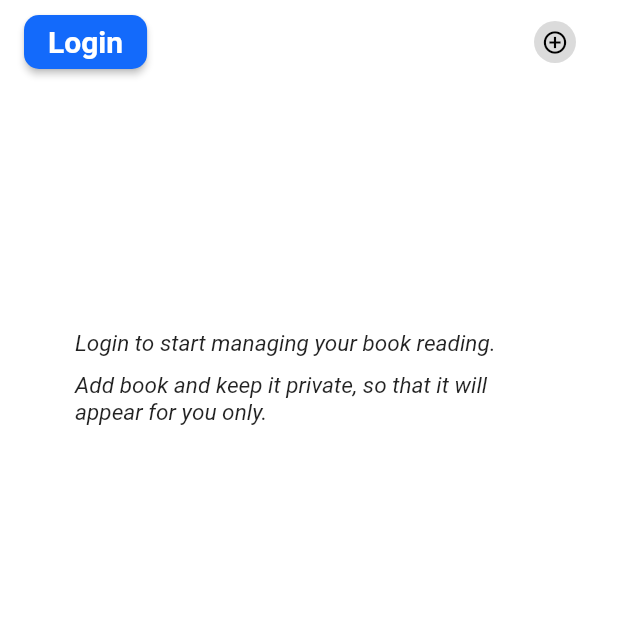
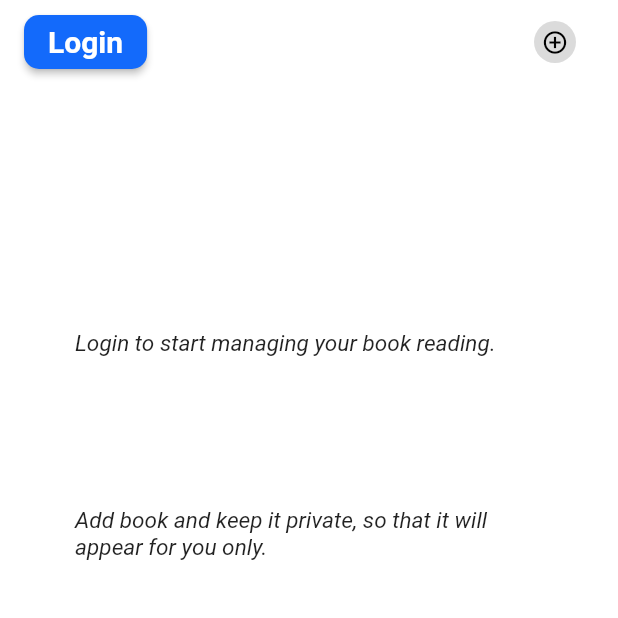
Before and after one commit to iamabhishekthakur/bookcompanion, a Flutter app: the screen it shows after launch, on a phone screen of 412 x 824 dp, the top half of it. Run offline on Flutter 3.47's test engine with Material 2 defaults, Android fonts, the phone set to English and light mode, and no system bars; our stand-ins replace cloud_firestore, file_picker, firebase_auth, firebase_core, firebase_storage, flutter_svg and 4 more; missing offline and left inert: flutter_cached_pdfview; accounts and stored records are empty.

Commit message:
Bug Fixes

```diff
--- a/lib/Homepage/Bloc/last_reading_bloc.dart
+++ b/lib/Homepage/Bloc/last_reading_bloc.dart
@@ -41,7 +41,7 @@
     FirebaseFirestore.instance
         .collection('users')
         .doc(
-          FirebaseAuth.instance.currentUser!.uid,
+          FirebaseAuth.instance.currentUser?.uid,
         )
         .collection('profiles')
         .doc(await sharedPreferenceHandler.getSelectedProfileID())
--- a/lib/Homepage/View/homepage.dart
+++ b/lib/Homepage/View/homepage.dart
@@ -1,14 +1,15 @@
 import 'package:bookcompanion/AddBook/View/add_book.dart';
 import 'package:bookcompanion/Homepage/View/my_library.dart';
-import 'package:bookcompanion/Homepage/View/my_readings.dart';
 import 'package:bookcompanion/Homepage/View/public_library.dart';
 import 'package:bookcompanion/Profile/Bloc/profile_bloc.dart';
 import 'package:bookcompanion/Profile/Models/profile.dart';
 import 'package:bookcompanion/Profile/View/profile_picture.dart';
+import 'package:bookcompanion/Utils/shared_preference_handler.dart';
 import 'package:flutter/material.dart';
 
 import '../../Utils/color_constants.dart';
 import 'last_reading_view.dart';
+import 'my_readings.dart';
 
 class Homepage extends StatefulWidget {
   const Homepage({Key? key}) : super(key: key);
@@ -92,11 +93,19 @@
               child: PublicLibrary(),
             ),
             SliverToBoxAdapter(
-              child: userNickName.isNotEmpty
-                  ? const MyReadings()
-                  : Container(
-                      margin:
-                          const EdgeInsets.only(left: 50, right: 50, top: 100),
+              child: FutureBuilder(
+                future: sharedPreferenceHandler.getSelectedProfileID(),
+                builder:
+                    (BuildContext context, AsyncSnapshot<String?> snapshot) {
+                  if (snapshot.data == null) {
+                    return const SizedBox();
+                  } else if (snapshot.data != 'NA') {
+                    return const MyReadings();
+                  } else {
+                    if (snapshot.data == 'NA') {
+                      return Container(
+                        margin: const EdgeInsets.only(
+                            left: 50, right: 50, top: 100),
                         child: const Text(
                           'Login to start managing your book reading.',
                           style: TextStyle(
@@ -105,14 +114,28 @@
                             fontSize: 15,
                           ),
                         ),
+                      );
+                    } else {
+                      return const SizedBox();
+                    }
+                  }
+                },
               ),
             ),
             SliverToBoxAdapter(
-              child: userNickName.isNotEmpty
-                  ? const MyLibrary()
-                  : Container(
-                      margin: const EdgeInsets.symmetric(
-                          horizontal: 50, vertical: 10),
+              child: FutureBuilder(
+                future: sharedPreferenceHandler.getSelectedProfileID(),
+                builder:
+                    (BuildContext context, AsyncSnapshot<String?> snapshot) {
+                  if (snapshot.data == null) {
+                    return const SizedBox();
+                  } else if (snapshot.data != 'NA') {
+                    return const MyLibrary();
+                  } else {
+                    if (snapshot.data == 'NA') {
+                      return Container(
+                        margin: const EdgeInsets.only(
+                            left: 50, right: 50, top: 100),
                         child: const Text(
                           'Add book and keep it private, so that it will appear for you only.',
                           style: TextStyle(
@@ -121,6 +144,12 @@
                             fontSize: 15,
                           ),
                         ),
+                      );
+                    } else {
+                      return const SizedBox();
+                    }
+                  }
+                },
               ),
             ),
           ],
--- a/lib/Profile/View/profile.dart
+++ b/lib/Profile/View/profile.dart
@@ -2,6 +2,8 @@
 import 'dart:typed_data';
 
 import 'package:bookcompanion/Authentication/View/login.dart';
+import 'package:bookcompanion/Homepage/Bloc/my_library_bloc.dart';
+import 'package:bookcompanion/Homepage/Bloc/my_reading_bloc.dart';
 import 'package:bookcompanion/Profile/Bloc/profile_bloc.dart';
 import 'package:bookcompanion/Profile/Models/profile.dart';
 import 'package:bookcompanion/Utils/shared_preference_handler.dart';
@@ -188,8 +190,11 @@
                     ),
                   ),
                   onPressed: () {
+                    sharedPreferenceHandler.setSelectedProfileID('NA');
                     lastReadingBloc.fetchLastReadingDetail();
                     profileBloc.fetchUserProfile();
+                    myLibraryBloc.fetchMyLibraryData();
+                    myReadingBloc.fetchYourReadingBookStatus();
                     FirebaseAuth.instance.signOut();
                   },
                   child: const Text(
--- a/lib/Reading/Bloc/reading_bloc.dart
+++ b/lib/Reading/Bloc/reading_bloc.dart
@@ -7,7 +7,7 @@
   Future<void> updateReadingStatusOfBook(ReadingStatus readingStatus) async {
     FirebaseFirestore.instance
         .collection('users')
-        .doc(FirebaseAuth.instance.currentUser!.uid)
+        .doc(FirebaseAuth.instance.currentUser?.uid)
         .collection('profiles')
         .doc(await sharedPreferenceHandler.getSelectedProfileID())
         .collection('readings_list')
--- a/lib/Utils/shared_preference_handler.dart
+++ b/lib/Utils/shared_preference_handler.dart
@@ -10,7 +10,7 @@
 
   Future<String?> getSelectedProfileID() async {
     _sharedPreferences = await SharedPreferences.getInstance();
-    return _sharedPreferences.getString('selected_profile_id');
+    return _sharedPreferences.getString('selected_profile_id') ?? 'NA';
   }
 }
 
```
Lines whose indentation alone changed are shown as unchanged.
